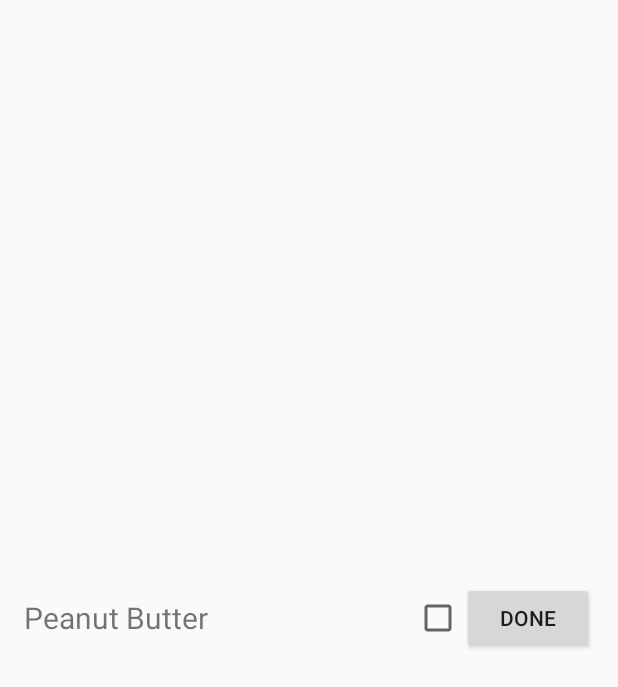
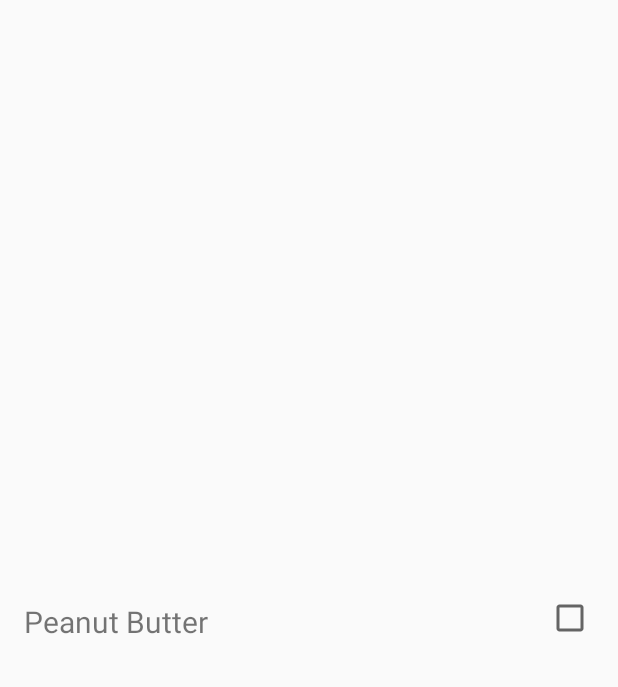
Before and after one commit to ChiWhiteSox56/LemonIceKing, an Android app: the layout item_flavor.xml on its own in the app's theme, with its tools: preview values and no code run, on a phone screen of 412 x 824 dp. Shown: the top 687 px of the screen. Run offline under Robolectric (Android 15) with nearby library versions, the phone set to English and light mode, and no system bars.

```diff
--- a/app/build.gradle
+++ b/app/build.gradle
@@ -24,7 +24,8 @@ dependencies {
     androidTestCompile('com.android.support.test.espresso:espresso-core:2.2.2', {
         exclude group: 'com.android.support', module: 'support-annotations'
     })
-    compile 'com.android.support:appcompat-v7:25.2.0'
+    compile 'com.android.support:appcompat-v7:25.3.0'
     compile 'com.android.support.constraint:constraint-layout:1.0.2'
+    compile 'com.readystatesoftware.sqliteasset:sqliteassethelper:+'
     testCompile 'junit:junit:4.12'
 }
--- a/app/src/main/res/layout/item_flavor.xml
+++ b/app/src/main/res/layout/item_flavor.xml
@@ -3,22 +3,28 @@
     android:layout_width="match_parent"
     android:layout_height="match_parent"
     android:paddingLeft="16dp"
-    android:paddingRight="16dp">
+    android:paddingRight="16dp"
+    android:paddingTop="16dp"
+    android:paddingBottom="16dp">
 
     <TextView
         android:id="@+id/name_flavor"
         android:layout_width="wrap_content"
         android:layout_height="wrap_content"
-        android:layout_centerVertical="true"
         android:text="Peanut Butter"
-        android:textSize="20sp" />
+        android:textSize="20sp"
+        android:layout_alignBottom="@+id/checkBox2" />
 
     <CheckBox
         android:layout_height="wrap_content"
         android:layout_width="wrap_content"
         android:layout_centerVertical="true"
-        android:layout_toLeftOf="@+id/flavor_delete"/>
+        android:layout_alignParentRight="true"
+        android:id="@+id/checkBox2" />
+        <!--android:layout_toLeftOf="@+id/flavor_delete"-->
 
+
+    <!--
     <Button
         android:id="@+id/flavor_delete"
         android:layout_width="wrap_content"
@@ -26,7 +32,8 @@
         android:layout_centerVertical="true"
         android:layout_alignParentEnd="true"
         android:layout_alignParentRight="true"
-        android:text="Done"
+        android:text="Delete"
         android:onClick="deleteFlavor"/>
+        -->
 
 </RelativeLayout>
--- a/build.gradle
+++ b/build.gradle
@@ -5,7 +5,7 @@ buildscript {
         jcenter()
     }
     dependencies {
-        classpath 'com.android.tools.build:gradle:2.3.0'
+        classpath 'com.android.tools.build:gradle:2.3.2'
 
         // NOTE: Do not place your application dependencies here; they belong
         // in the individual module build.gradle files
```
Also changed, not shown: app/src/main/java/com/lemonice/cws/lemoniceking/MainActivity.java (+12 -9 lines), app/src/main/java/com/lemonice/cws/lemoniceking/db/FlavorContract.java (+6 -3 lines), app/src/main/java/com/lemonice/cws/lemoniceking/db/FlavorDbHelper.java (deleted, +0 -30 lines), app/src/main/java/com/lemonice/cws/lemoniceking/db/FlavorDbOpenHelper.java (added, +22 -0 lines), app/src/main/res/menu/main_menu.xml (+5 -2 lines), app/src/main/assets/databases/AllFlavors.db (added).
